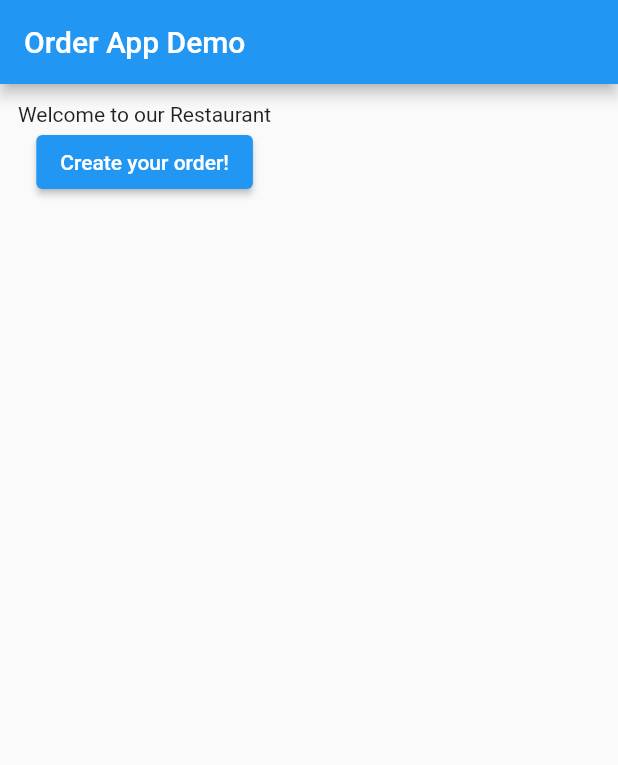
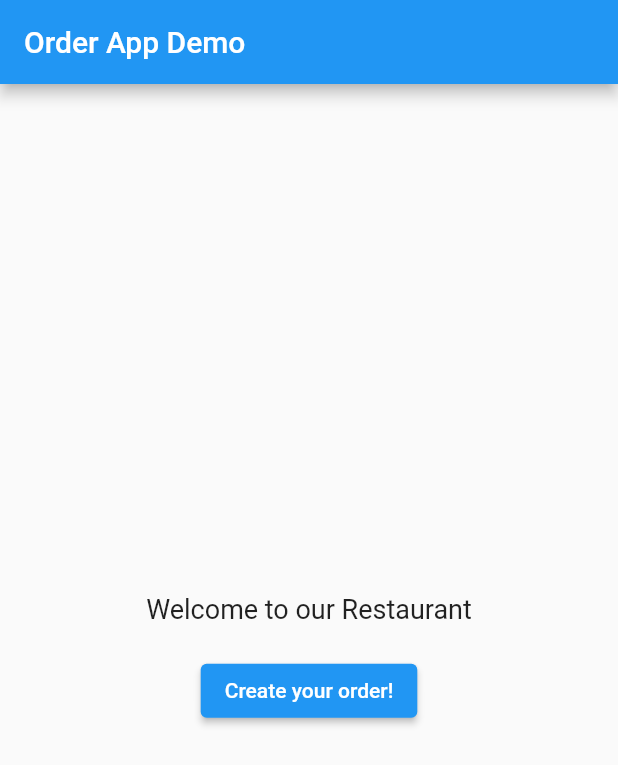
Before and after one commit to mt-tadayon/objectbox_tutorial, a Flutter app: the screen it shows after launch, on a phone screen of 412 x 824 dp. Shown: the top 765 px of the screen. Run offline on Flutter 3.47's test engine with Material 2 defaults, Android fonts, the phone set to English and light mode, and no system bars; our stand-ins replace objectbox; generated files the repository leaves out were written again.

Commit message:
Clean up and tidy up UI

```diff
--- a/order_app/lib/home_screen.dart
+++ b/order_app/lib/home_screen.dart
@@ -18,7 +18,6 @@ class HomeScreen extends StatefulWidget {
 
 class _HomeScreenState extends State<HomeScreen> {
   Store? _store;
-  bool hasBeenInitialized = false;
   Box<OrderModel>? orderBox;
   Box<ItemModel>? itemBox;
 
@@ -29,9 +28,6 @@ class _HomeScreenState extends State<HomeScreen> {
     super.initState();
     openStore().then((Store store) {
       _store = store;
-      setState(() {
-        hasBeenInitialized = true;
-      });
       Sync.client(
         store,
         'ws://$syncServerIp:9999', // wss for SSL, ws for unencrypted traffic
@@ -45,13 +41,21 @@ class _HomeScreenState extends State<HomeScreen> {
   Widget build(BuildContext context) {
     return Scaffold(
       appBar: AppBar(
-        title: Text("Order App Demo"),
+        title: const Text('Order App Demo'),
       ),
       body: Padding(
           padding: const EdgeInsets.all(12.0),
+          child: Center(
             child: Column(
+              mainAxisAlignment: MainAxisAlignment.center,
               children: [
-              const Text('Welcome to our Restaurant'),
+                const Text(
+                  'Welcome to our Restaurant',
+                  style: TextStyle(fontSize: 18),
+                ),
+                const SizedBox(
+                  height: 20,
+                ),
                 ElevatedButton(
                   onPressed: () {
                     final orderModel = OrderModel();
@@ -59,14 +63,14 @@ class _HomeScreenState extends State<HomeScreen> {
                       context,
                       MaterialPageRoute<void>(
                         builder: (BuildContext context) => OrderScreen(
-                          orderBox: orderBox!,
-                          orderModel: orderModel),
+                            orderBox: orderBox!, orderModel: orderModel),
                       ),
                     );
                   },
                   child: const Text('Create your order!'),
                 ),
               ],
+            ),
           )),
     );
   }
--- a/order_app/lib/main.dart
+++ b/order_app/lib/main.dart
@@ -1,10 +1,7 @@
 import 'package:flutter/material.dart';
 import 'package:order_app/home_screen.dart';
 
-import 'objectbox.g.dart';
-
 void main() {
-  Sync.isAvailable();
   runApp(const MyApp());
 }
 
```
Also changed, not shown: order_app/lib/order_screen.dart (+4 -6 lines), 2 other files. Lines whose indentation alone changed are shown as unchanged.
